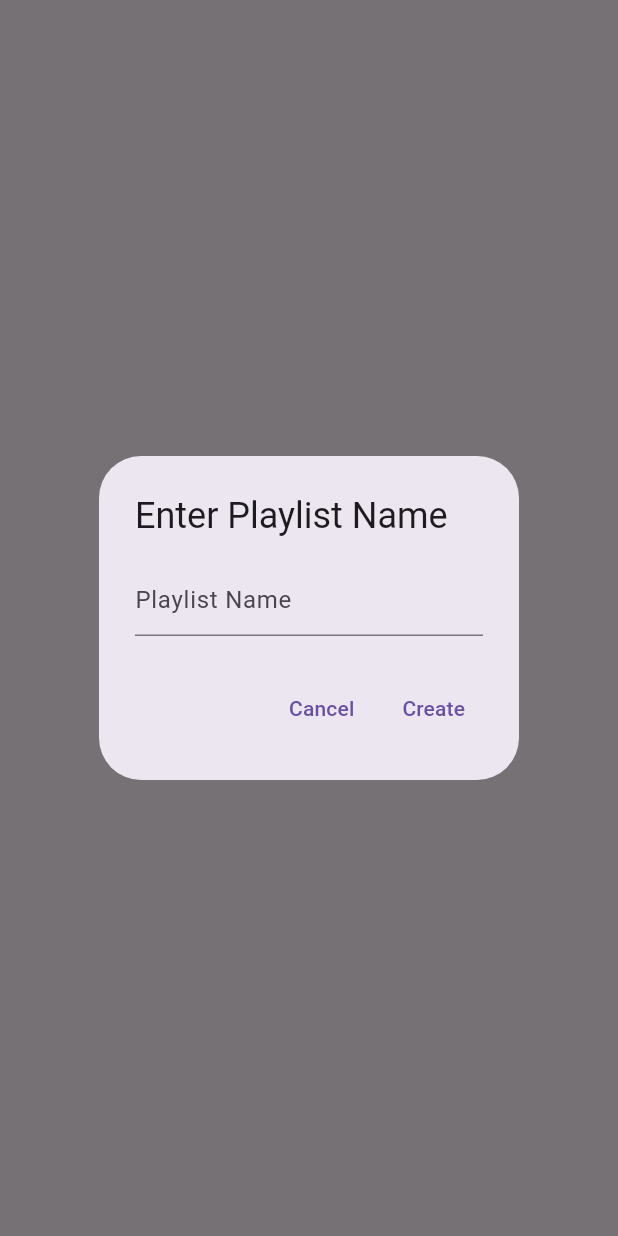
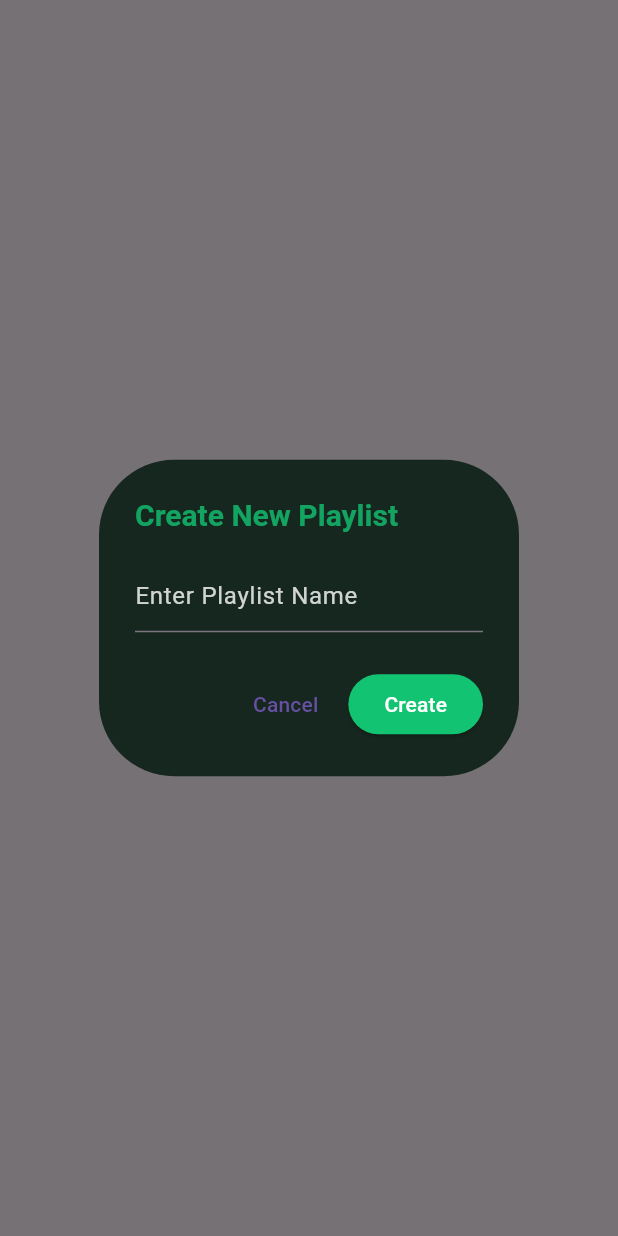
Before and after one commit to sahil-Parmar1/music_app, a Flutter app: what showPlaylistDialog() shows on an empty page, opened directly with empty values, after a tap on "Create", on a phone screen of 412 x 824 dp. Run offline on Flutter 3.47's test engine with Material 3 defaults, Android fonts, the phone set to English and light mode, and no system bars; our stand-ins replace audioplayers, fluttertoast, hive, hive_flutter, permission_handler, shared_preferences; missing offline and left inert: id3; accounts and stored records are empty.

Commit message:
playlist completed

```diff
--- a/lib/provider_classes.dart
+++ b/lib/provider_classes.dart
@@ -336,9 +336,14 @@ class playlistprovider extends ChangeNotifier
     _loadplaylists();
   }
   Future<int> calculatesongs(String boxname)async{
-    Box<Song> box=await Hive.openBox(boxname);
-      int len=box.values.length;
-      box.close();
+    Box<Song> box;
+    bool isBoxOpen = Hive.isBoxOpen(boxname);
+    if (isBoxOpen) {
+     box=Hive.box<Song>(boxname);
+    } else {
+    box=await Hive.openBox<Song>(boxname);
+    }
+     int len=box.values.length;
       return len;
     }
 }
--- a/lib/screens/playlistscreen.dart
+++ b/lib/screens/playlistscreen.dart
@@ -34,7 +34,7 @@ class _PlaylistscreenState extends State<Playlistscreen> {
                 borderRadius: BorderRadius.circular(16), // Ensures ripple effect is clipped
                 child: InkWell(
                   onTap: () {
-                    // showPlaylistDialog(context);
+                    showPlaylistDialog(context);
                   },
                   borderRadius: BorderRadius.circular(16),
                  splashColor: colortheme.theme.tab.withOpacity(0.2),
@@ -292,15 +292,26 @@ class _PlaylistscreenState extends State<Playlistscreen> {
 Future<void> showPlaylistDialog(context,{Song? song}) async{
   TextEditingController playlistController = TextEditingController();
   final playlist=Provider.of<playlistprovider>(context,listen: false);
+  final colortheme=Provider.of<Themeprovider>(context,listen: false);
    showDialog(
     context: context,
     builder: (BuildContext context) {
       return AlertDialog(
-        title: const Text("Enter Playlist Name"),
+        title: Text("Create New Playlist",style: TextStyle(color:  colortheme.theme.tab.withOpacity(0.8),fontSize: 20,fontWeight: FontWeight.bold),),
+        backgroundColor: colortheme.theme.background,
+        shape: RoundedRectangleBorder(borderRadius: BorderRadius.circular(50)),
         content: TextField(
           controller: playlistController,
-          decoration: const InputDecoration(hintText: "Playlist Name"),
+          decoration: InputDecoration(hintText: "Enter Playlist Name",hintStyle: TextStyle(
+              color:  colortheme.theme.text.withOpacity(0.8)),
+                filled: false,
+            fillColor: colortheme.theme.text.withOpacity(0.1)
+          ),
+        style: TextStyle(
+          color: colortheme.theme.tab
         ),
+        ),
+
         actions: [
           TextButton(
             onPressed: () {
@@ -308,7 +319,10 @@ Future<void> showPlaylistDialog(context,{Song? song}) async{
             },
             child: const Text("Cancel"),
           ),
-          TextButton(
+          ElevatedButton(
+            style: ElevatedButton.styleFrom(
+              backgroundColor: colortheme.theme.tab
+            ),
             onPressed: () async{
               String playlistName = playlistController.text.trim();
               if (playlistName.isNotEmpty) {
@@ -316,15 +330,21 @@ Future<void> showPlaylistDialog(context,{Song? song}) async{
                playlist.addplaylist(playlistController.text);
                if(song != null)
                  {
-                   Box<Song> box=await Hive.openBox(playlistName);
+                   Box<Song> box;
+                   bool isBoxOpen = Hive.isBoxOpen(playlistName);
+                   if (isBoxOpen) {
+                     box=Hive.box<Song>(playlistName);
+                   } else {
+                     box=await Hive.openBox<Song>(playlistName);
+                   }
                    addSongtoplaylist(song, box);
-                   box.close();
                    showToast("song added to $playlistName");
                  }
                 Navigator.pop(context); // Close the dialog
               }
             },
-            child: const Text("Create"),
+            child: Text("Create",style: TextStyle(color: colortheme.theme.text),),
+
           ),
         ],
       );
```
